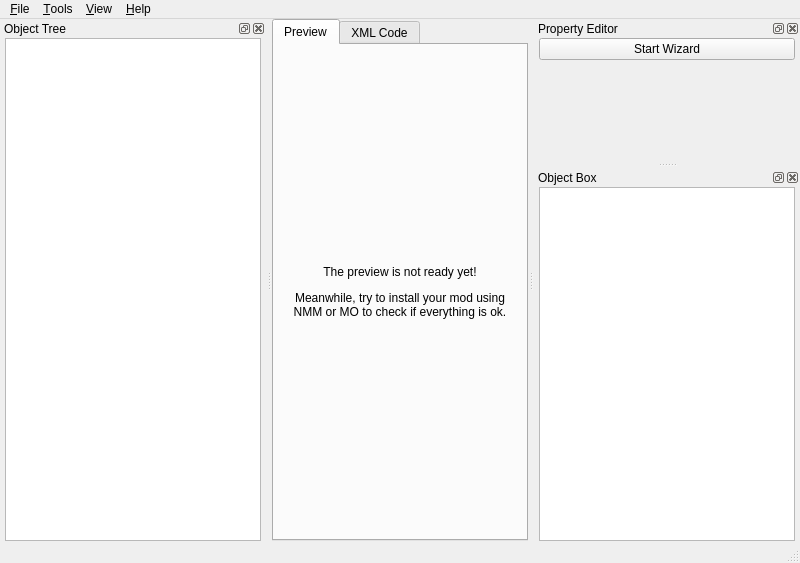
The window that resources/templates/mainframe.ui (GandaG/fomod-designer) describes before a commit, drawn with Qt 5.
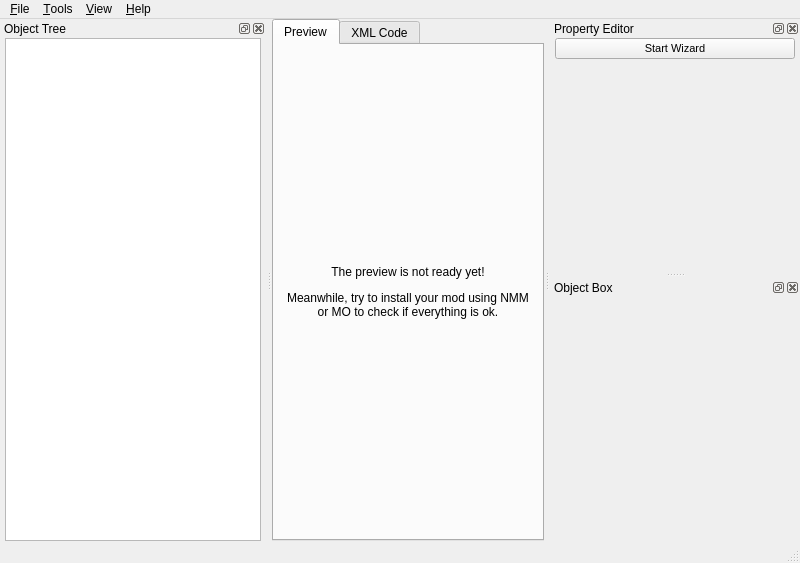
The same window after the commit. Icons and pictures are not drawn.

Commit message: Changed object box from a list to independent buttons.

The edit to the form file:
```diff
--- a/resources/templates/mainframe.ui
+++ b/resources/templates/mainframe.ui
@@ -99,6 +99,12 @@
   </widget>
   <widget class="QStatusBar" name="statusbar"/>
   <widget class="QDockWidget" name="property_editor">
+   <property name="minimumSize">
+    <size>
+     <width>250</width>
+     <height>59</height>
+    </size>
+   </property>
    <property name="statusTip">
     <string>A list of all the properties and the means to edit them.</string>
    </property>
@@ -139,6 +145,11 @@
          <verstretch>0</verstretch>
         </sizepolicy>
        </property>
+       <property name="font">
+        <font>
+         <pointsize>8</pointsize>
+        </font>
+       </property>
        <property name="text">
         <string>Start Wizard</string>
        </property>
@@ -225,6 +236,12 @@
    </widget>
   </widget>
   <widget class="QDockWidget" name="object_box">
+   <property name="minimumSize">
+    <size>
+     <width>250</width>
+     <height>83</height>
+    </size>
+   </property>
    <property name="statusTip">
     <string>A list with the possible nodes to add.</string>
    </property>
@@ -238,22 +255,22 @@
     <number>2</number>
    </attribute>
    <widget class="QWidget" name="dockWidgetContents_3">
-    <layout class="QHBoxLayout" name="horizontalLayout_2">
+    <layout class="QVBoxLayout" name="layout_box">
+     <property name="spacing">
+      <number>3</number>
+     </property>
      <property name="leftMargin">
-      <number>5</number>
+      <number>3</number>
      </property>
      <property name="topMargin">
-      <number>0</number>
+      <number>3</number>
      </property>
      <property name="rightMargin">
-      <number>5</number>
+      <number>3</number>
      </property>
      <property name="bottomMargin">
-      <number>0</number>
+      <number>3</number>
      </property>
-     <item>
-      <widget class="QListView" name="object_box_list"/>
-     </item>
     </layout>
    </widget>
   </widget>
```
Left out of the diff: 6 changed lines with no effect on the pictures. The commit also changes 1 other file.
